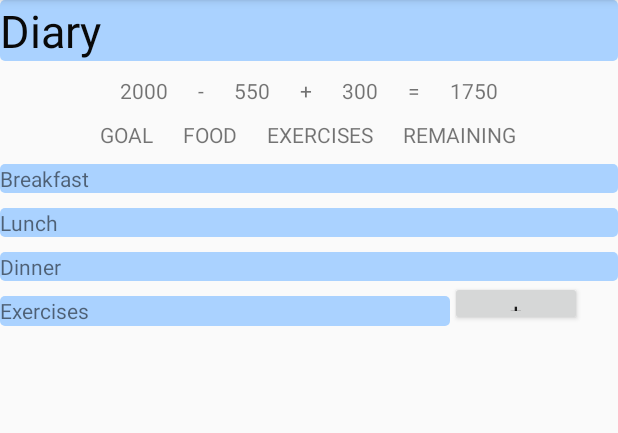
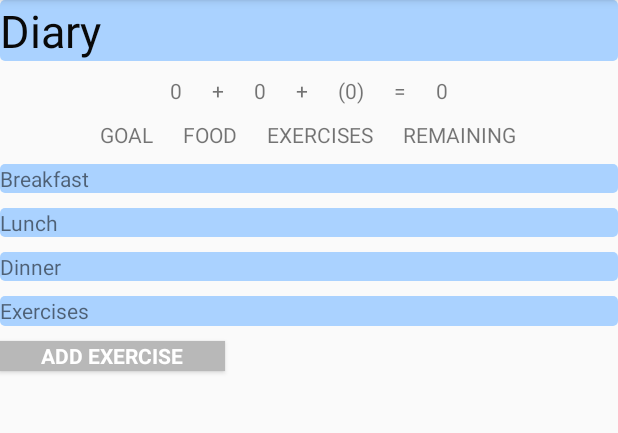
Before and after one commit to pmalavia/FitByte, an Android app: the Diary screen opened directly, with no data from a screen before it, on a phone screen of 412 x 824 dp, the part 84-517 px from its top. Run offline under Robolectric (Android 15) with nearby library versions, the phone set to English and light mode, and no system bars; 1 statement that could not run was skipped.

Commit message:
Exercise page added
Added exercise page and added functionality with diary page so that it
displays exercises under exercises section. You can access it through
the add exercise button on the diary page. I also updated the equation
on the top of the diary page goal + food - exercise = remaining. Just
some notes: goal is always giving me -500 no matter what I enter for
user profile. I’m getting that value from getCalorieGoal(). Food is
initialized to 0 because i don’t know where to get that value from.
There is also a limitation on how many exercises you can add which is
3. I can increase that if you guys want. I still need to edit the
homepage so that it reflects the changes made with adding an exercise
and there needs to be a way for these values to be reset to default
whenever a new day begins. If we’re still doing the calendar, we also
need to figure out a way to create a database for these exercises.

```diff
--- a/app/src/main/AndroidManifest.xml
+++ b/app/src/main/AndroidManifest.xml
@@ -59,6 +59,10 @@
             android:label="@string/app_name" >
         </activity>
         <activity
+            android:name=".NewExercise"
+            android:label="@string/app_name" >
+        </activity>
+        <activity
             android:name=".MyWorkout"
             android:label="@string/app_name"
             android:parentActivityName=".WorkoutMain"
--- a/app/src/main/java/com/example/fitbyte/fitbyte/Diary.java
+++ b/app/src/main/java/com/example/fitbyte/fitbyte/Diary.java
@@ -1,16 +1,110 @@
 package com.example.fitbyte.fitbyte;
 
 import android.app.Activity;
+import android.content.Context;
 import android.content.Intent;
+import android.content.SharedPreferences;
 import android.os.Bundle;
+import android.support.v4.widget.DrawerLayout;
 import android.view.View;
+import android.widget.LinearLayout;
+import android.widget.TextView;
+import org.w3c.dom.Text;
 
 public class Diary extends MenuNavigation {
+
+    public static int calorieGoal;
+    public static int foodValue;
+    public static int exerciseValue;
+    public static int remainingValue;
 
     protected void onCreate(Bundle savedInstanceState) {
         super.onCreate(savedInstanceState);
         setContentView(R.layout.diary_layout);
         super.onCreateDrawer();
+        LinearLayout layout = (LinearLayout) findViewById(R.id.diarylayout);
+
+        SharedPreferences dailyExercises = getSharedPreferences("dailyExercises", Context.MODE_PRIVATE);
+        SharedPreferences.Editor editor = dailyExercises.edit();
+
+        int counter = dailyExercises.getInt("counter", 0);
+
+        if (!dailyExercises.getString("exercise1", "").equals(" ") && counter == 0) {
+            counter++;
+            editor.putInt("counter", counter);
+            TextView exerciseText1 = new TextView(this);
+            exerciseText1.setText(dailyExercises.getString("exercise1", ""));
+            int temp = dailyExercises.getInt("dailyExerciseValue", 0);
+            temp = temp - dailyExercises.getInt("exerciseCaloriesValue1", 0);
+            editor.putInt("dailyExerciseValue", temp);
+            editor.commit();
+            exerciseValue = dailyExercises.getInt("dailyExerciseValue", 1);
+            layout.addView(exerciseText1);
+        }
+        else if (!dailyExercises.getString("exercise2", "").equals(" ") && counter == 1) {
+            counter++;
+            editor.putInt("counter", counter);
+            TextView exerciseText1 = new TextView(this);
+            exerciseText1.setText(dailyExercises.getString("exercise1", ""));
+            TextView exerciseText2 = new TextView(this);
+            exerciseText2.setText(dailyExercises.getString("exercise2", ""));
+            int temp = dailyExercises.getInt("dailyExerciseValue", 0);
+            temp = temp - dailyExercises.getInt("exerciseCaloriesValue2", 0);
+            editor.putInt("dailyExerciseValue", temp);
+            editor.commit();
+            exerciseValue = dailyExercises.getInt("dailyExerciseValue", 1);
+            layout.addView(exerciseText1);
+            layout.addView(exerciseText2);
+        }
+        else if (!dailyExercises.getString("exercise3", "").equals(" ") && counter == 2) {
+            counter++;
+            editor.putInt("counter", counter);
+            TextView exerciseText1 = new TextView(this);
+            exerciseText1.setText(dailyExercises.getString("exercise1", ""));
+            TextView exerciseText2 = new TextView(this);
+            exerciseText2.setText(dailyExercises.getString("exercise2", ""));
+            TextView exerciseText3 = new TextView(this);
+            exerciseText3.setText(dailyExercises.getString("exercise3", ""));
+            int temp = dailyExercises.getInt("dailyExerciseValue", 0);
+            temp = temp - dailyExercises.getInt("exerciseCaloriesValue3", 0);
+            editor.putInt("dailyExerciseValue", temp);
+            editor.commit();
+            exerciseValue = dailyExercises.getInt("dailyExerciseValue", 1);
+            layout.addView(exerciseText1);
+            layout.addView(exerciseText2);
+            layout.addView(exerciseText3);
+        }
+        else {
+            TextView exerciseText1 = new TextView(this);
+            exerciseText1.setText(dailyExercises.getString("exercise1", ""));
+            TextView exerciseText2 = new TextView(this);
+            exerciseText2.setText(dailyExercises.getString("exercise2", ""));
+            TextView exerciseText3 = new TextView(this);
+            exerciseText3.setText(dailyExercises.getString("exercise3", ""));
+            layout.addView(exerciseText1);
+            layout.addView(exerciseText2);
+            layout.addView(exerciseText3);
+        }
+
+        TextView diaryGoal = (TextView) findViewById(R.id.diaryGoalValue);
+        calorieGoal = UserProfile.getCalorieGoal();
+        diaryGoal.setText(String.valueOf(calorieGoal));
+
+        TextView diaryFoodValue = (TextView) findViewById(R.id.diaryFoodValue);
+        foodValue = 0;
+        diaryFoodValue.setText(String.valueOf(foodValue));
+
+        TextView diaryExerciseValue = (TextView) findViewById(R.id.diaryExerciseValue);
+        diaryExerciseValue.setText(String.valueOf("(" + exerciseValue + ")"));
+
+        TextView diaryRemainingValue = (TextView) findViewById(R.id.diaryRemainingValue);
+        remainingValue = calorieGoal + foodValue + exerciseValue;
+        diaryRemainingValue.setText(String.valueOf(remainingValue));
+    }
+
+    public void onClick(View view) {
+        Intent i = new Intent(this, NewExercise.class);
+        startActivity(i);
     }
 
     public void running(View view){
--- a/app/src/main/res/layout/diary_layout.xml
+++ b/app/src/main/res/layout/diary_layout.xml
@@ -8,14 +8,16 @@
     android:layout_width="fill_parent"
     android:layout_height="fill_parent"
     android:fillViewport="false"
-    >
+    android:id="@+id/diary">
 
     <LinearLayout
         android:layout_width="match_parent"
         android:layout_height="match_parent"
         android:orientation="vertical"
         android:paddingBottom="@dimen/activity_vertical_margin"
-        android:weightSum="1">
+        android:weightSum="1"
+        android:id="@+id/diarylayout"
+        >
 
         <TextView
             android:text="Diary"
@@ -33,39 +35,43 @@
             android:orientation="horizontal"
             android:gravity="center">
             <TextView
+                android:id="@+id/diaryGoalValue"
                 android:layout_width="wrap_content"
                 android:layout_height="wrap_content"
-                android:text="2000"
+                android:text="0"
                 android:layout_marginRight="20dp"/>
-            <TextView
-                android:layout_width="wrap_content"
-                android:layout_height="wrap_content"
-                android:text="-"
-                android:layout_marginRight="20dp"/>
-            <TextView
-                android:layout_width="wrap_content"
-                android:layout_height="wrap_content"
-                android:layout_marginRight="20dp"
-                android:text="550"/>
             <TextView
                 android:layout_width="wrap_content"
                 android:layout_height="wrap_content"
                 android:text="+"
                 android:layout_marginRight="20dp"/>
             <TextView
+                android:id="@+id/diaryFoodValue"
                 android:layout_width="wrap_content"
                 android:layout_height="wrap_content"
                 android:layout_marginRight="20dp"
-                android:text="300"/>
+                android:text="0"/>
+            <TextView
+                android:layout_width="wrap_content"
+                android:layout_height="wrap_content"
+                android:text="+"
+                android:layout_marginRight="20dp"/>
+            <TextView
+                android:id="@+id/diaryExerciseValue"
+                android:layout_width="wrap_content"
+                android:layout_height="wrap_content"
+                android:layout_marginRight="20dp"
+                android:text="0"/>
             <TextView
                 android:layout_width="wrap_content"
                 android:layout_height="wrap_content"
                 android:text="="
                 android:layout_marginRight="20dp"/>
             <TextView
+                android:id="@+id/diaryRemainingValue"
                 android:layout_width="wrap_content"
                 android:layout_height="wrap_content"
-                android:text="1750"/>
+                android:text="0"/>
         </LinearLayout>
 
         <LinearLayout
@@ -127,21 +133,28 @@
             android:orientation="horizontal">
 
             <TextView
-                android:layout_width="300dp"
+                android:layout_width="match_parent"
                 android:layout_height="fill_parent"
                 android:background="@drawable/textview"
                 android:layout_marginTop="10dp"
                 android:text="Exercises"
                 />
 
-            <Button
-                android:layout_width="wrap_content"
-                android:layout_height="wrap_content"
-                android:text="+"
-                android:onClick="running"/>
+        </LinearLayout>
 
-            </LinearLayout>
+        <Button
+            style="?android:textAppearanceSmall"
+            android:layout_width="150dp"
+            android:layout_height="20dp"
+            android:layout_marginTop="10dp"
+            android:onClick="onClick"
+            android:text="Add Exercise"
+            android:textStyle="bold"
+            android:textColor="#ffffffff"
+            android:background="#B8B8B8"
+            android:id="@+id/addExerciseButton" />
     </LinearLayout>
+
 </ScrollView>
 <ListView android:id="@+id/list_layout"
 android:layout_width="240dp"
```
Also changed, not shown: app/src/main/java/com/example/fitbyte/fitbyte/NewExercise.java (added, +154 -0 lines), app/src/main/java/com/example/fitbyte/fitbyte/UserProfile.java (+18 -4 lines), app/src/main/res/layout/newexercise_layout.xml (added, +92 -0 lines), app/src/main/res/values/strings.xml (+13 -2 lines), 1 other file.
